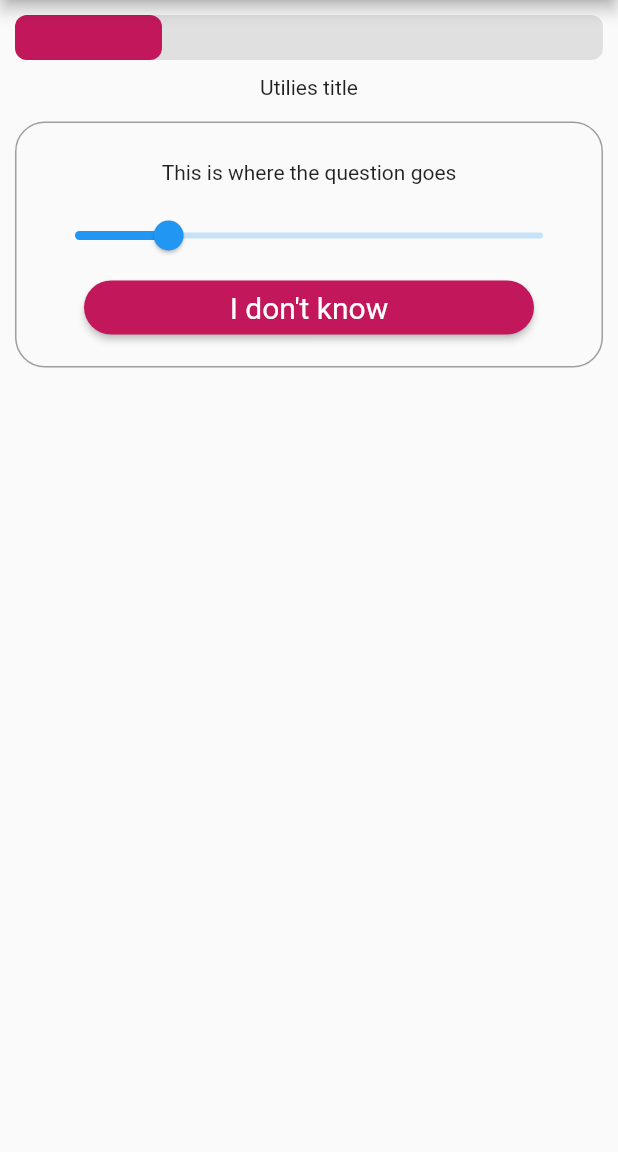
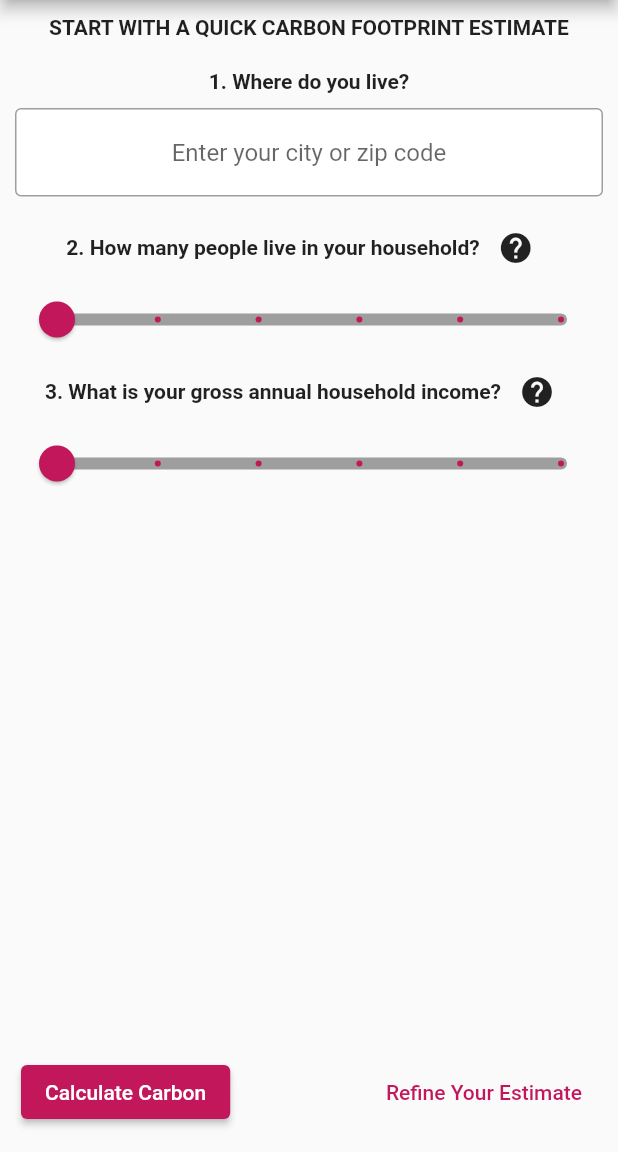
Before and after one commit to moehared/Climate-awareness-V2, a Flutter app: the QuestionaireView screen opened directly, on a phone screen of 412 x 824 dp, the part 84-1236 px from its top. Run offline on Flutter 3.47's test engine with Material 2 defaults, Android fonts, the phone set to English and light mode, and no system bars; drawn by our look-alikes of flutter_animation_progress_bar; our stand-ins replace cloud_firestore, file_picker, firebase_auth, firebase_core, firebase_storage, flutter_pw_validator and 2 more; accounts and stored records are empty; Roboto replaces fonts that are missing (Roboto-).

Commit message:
added quick carbon view

```diff
--- a/app/lib/domain/services/locator.dart
+++ b/app/lib/domain/services/locator.dart
@@ -23,6 +23,7 @@ import 'package:app/domain/viewmodel/questionaire-viewmodel/question-viewmodels/
 import 'package:app/domain/viewmodel/questionaire-viewmodel/question-viewmodels/transportation-viewmodel.dart';
 import 'package:app/domain/viewmodel/questionaire-viewmodel/question-viewmodels/utilities-viewmodel.dart';
 import 'package:app/domain/viewmodel/questionaire-viewmodel/questionaire-viewmodel.dart';
+import 'package:app/domain/viewmodel/quick-carbon-viewmodel/quick-carbon-viewmodel.dart';
 import 'package:app/domain/viewmodel/tab_viewmodel.dart/tab_viewmodel.dart';
 import 'package:app/domain/viewmodel/user-registeration-viewmodel/user_registeration_viewmodel.dart';
 import 'package:cloud_firestore/cloud_firestore.dart';
@@ -81,5 +82,7 @@ void setUpLocatorService() {
       () => TransportationViewModel());
   locator
       .registerFactory<GoodsServicesViewModel>(() => GoodsServicesViewModel());
-  locator.registerFactory<ForgetPassWordViewModel>(() => ForgetPassWordViewModel());
+  locator.registerFactory<ForgetPassWordViewModel>(
+      () => ForgetPassWordViewModel());
+  locator.registerFactory<QuickCarbonViewModel>(() => QuickCarbonViewModel());
 }
--- a/app/lib/domain/viewmodel/questionaire-viewmodel/question-viewmodels/utilities-viewmodel.dart
+++ b/app/lib/domain/viewmodel/questionaire-viewmodel/question-viewmodels/utilities-viewmodel.dart
@@ -1,15 +1,14 @@
 import 'package:app/domain/viewmodel/base_viewmodel/baseview_model.dart';
 
 class UtilitiesViewModel extends BaseViewModel {
+  var _sliderValue = 0.0;
 
+  double get sliderValue => _sliderValue;
 
-  void onSliderChange() {
-
+  void onSliderChange(double value) {
+    _sliderValue = value;
+    notifyListeners();
   }
 
-  void defaultSliderValue() {
-
-  }
-
-
+  void defaultSliderValue() {}
 }
--- a/app/lib/domain/viewmodel/questionaire-viewmodel/questionaire-viewmodel.dart
+++ b/app/lib/domain/viewmodel/questionaire-viewmodel/questionaire-viewmodel.dart
@@ -1,6 +1,8 @@
+import 'package:app/domain/services/locator.dart';
 import 'package:app/domain/viewmodel/base_viewmodel/baseview_model.dart';
 import 'package:app/ui/views/questionaire-view/question-views/food-view.dart';
 import 'package:app/ui/views/questionaire-view/question-views/goods-services-view.dart';
+import 'package:app/ui/views/questionaire-view/question-views/quick-carbon-calculation-view.dart';
 import 'package:app/ui/views/questionaire-view/question-views/transportation-view.dart';
 import 'package:app/ui/views/questionaire-view/question-views/utilities-view.dart';
 import 'package:flutter/material.dart';
@@ -13,6 +15,7 @@ class QuestionaireViewModel extends BaseViewModel {
   int _selectedPage = 0;
 
   final List<Widget> _pages = [
+    QuickCarbonView(),
     UtilitiesView(),
     TransportationView(),
     FoodView(),
@@ -24,7 +27,7 @@ class QuestionaireViewModel extends BaseViewModel {
 // all methods here
 
   void setProgressAnim(int curPageIndex) {
-    _stepAmount = curPageIndex + 1;
+    _stepAmount = curPageIndex == 1 ? 2 : curPageIndex + 1;
     beginWidth = curPageIndex == 0 ? 1.0 : curPageIndex.toDouble();
     endWidth = _stepAmount! * curPageIndex;
     notifyListeners();
@@ -41,8 +44,11 @@ class QuestionaireViewModel extends BaseViewModel {
   void nextQuestionScreen() {
     if (_selectedPage < _pages.length - 1) {
       _selectedPage++;
-      _pageController.animateToPage(_selectedPage,
-          duration: Duration(microseconds: 250), curve: Curves.bounceInOut);
+      _pageController.animateToPage(
+        _selectedPage,
+        duration: Duration(microseconds: 250),
+        curve: Curves.bounceInOut,
+      );
     }
   }
 
--- /dev/null
+++ b/app/lib/domain/viewmodel/quick-carbon-viewmodel/quick-carbon-viewmodel.dart
@@ -0,0 +1,3 @@
+import 'package:app/domain/viewmodel/base_viewmodel/baseview_model.dart';
+
+class QuickCarbonViewModel extends BaseViewModel {}
--- a/app/lib/main.dart
+++ b/app/lib/main.dart
@@ -27,11 +27,12 @@ class MyApp extends StatelessWidget {
           secondary: const Color(0xffc2185b),
         ),
         textTheme: TextTheme(
-          bodyText1: TextStyle(
-            color: Colors.white,
-          ),
-        ),
-
+            bodyText1: TextStyle(
+              color: Colors.white,
+            ),
+            bodyText2: TextStyle(
+              fontFamily: 'Roboto-Bold',
+            )),
       ),
       builder: (ctx, widget) => Navigator(
         onGenerateRoute: (settings) => MaterialPageRoute(
--- a/app/lib/ui/views/forget-password-view/forget-password-view.dart
+++ b/app/lib/ui/views/forget-password-view/forget-password-view.dart
@@ -2,7 +2,7 @@ import 'package:app/common/enums/view_state.dart';
 import 'package:app/common/styles/textfield-form.dart';
 import 'package:app/domain/viewmodel/buildView_modelTemplate.dart/buildView_modelTemplate.dart';
 import 'package:app/domain/viewmodel/forget-password-viewmodel/forget-password-viewmodel.dart';
-import 'package:app/ui/widgets/button-widget/login-sign-button.dart';
+import 'package:app/ui/widgets/button-widget/rounded-long-button.dart';
 import 'package:app/ui/widgets/image-widgets/background_image.dart';
 import 'package:app/ui/widgets/image-widgets/logo_image.dart';
 import 'package:flutter/material.dart';
@@ -42,7 +42,7 @@ class ForgetPasswordView extends StatelessWidget {
                   ),
                 ),
               ),
-              LoginOrSignUpButton(
+              RoundedLongButton(
                 title: 'Reset password',
                 isBusy: model.viewState == ViewState.BUSY,
                 onPress: model.resetPassword,
--- /dev/null
+++ b/app/lib/ui/views/questionaire-view/question-views/quick-carbon-calculation-view.dart
@@ -0,0 +1,87 @@
+import 'package:app/common/styles/textfield-form.dart';
+import 'package:app/domain/viewmodel/buildView_modelTemplate.dart/buildView_modelTemplate.dart';
+import 'package:app/domain/viewmodel/quick-carbon-viewmodel/quick-carbon-viewmodel.dart';
+import 'package:app/ui/widgets/slider-widget/slider_widget.dart';
+import 'package:flutter/material.dart';
+
+class QuickCarbonView extends StatelessWidget {
+  const QuickCarbonView({Key? key}) : super(key: key);
+
+  @override
+  Widget build(BuildContext context) {
+    return BuildViewModel<QuickCarbonViewModel>(
+      builder: (ctx, model, child) => SingleChildScrollView(
+        child: Column(
+          children: [
+            Text(
+              'START WITH A QUICK CARBON FOOTPRINT ESTIMATE',
+              style: Theme.of(context).textTheme.bodyText2,
+            ),
+            const SizedBox(height: 20),
+            Text(
+              '1. Where do you live?',
+              style: Theme.of(context).textTheme.bodyText2,
+            ),
+            const SizedBox(height: 10),
+            TextField(
+              textAlign: TextAlign.center,
+              decoration: kTextFieldform.copyWith(
+                enabledBorder: OutlineInputBorder(
+                  borderSide: BorderSide(color: Colors.grey, width: 1),
+                ),
+                hintText: 'Enter your city or zip code',
+              ),
+            ),
+            const SizedBox(height: 10),
+            RowAndTitleWidget(
+              label: '2. How many people live in your household?',
+              helpButton: () {},
+            ),
+            SliderWidget(
+              value: 0,
+              onChange: (_) {},
+              step: 5,
+              max: 5,
+              label: '',
+            ),
+            RowAndTitleWidget(
+              label: '3. What is your gross annual household income?',
+              helpButton: () {},
+            ),
+            SliderWidget(
+              value: 0,
+              onChange: (_) {},
+              step: 5,
+              max: 5,
+              label: '',
+            ),
+          ],
+        ),
+      ),
+    );
+  }
+}
+
+class RowAndTitleWidget extends StatelessWidget {
+  const RowAndTitleWidget({
+    required this.label,
+    required this.helpButton,
+    Key? key,
+  }) : super(key: key);
+  final String label;
+  final Function() helpButton;
+  @override
+  Widget build(BuildContext context) {
+    return Row(
+      mainAxisAlignment: MainAxisAlignment.center,
+      children: [
+        Text(
+          label,
+          textAlign: TextAlign.center,
+          style: Theme.of(context).textTheme.bodyText2,
+        ),
+        IconButton(onPressed: helpButton, icon: Icon(Icons.help))
+      ],
+    );
+  }
+}
--- a/app/lib/ui/views/questionaire-view/question-views/utilities-view.dart
+++ b/app/lib/ui/views/questionaire-view/question-views/utilities-view.dart
@@ -22,9 +22,10 @@ class UtilitiesView extends StatelessWidget {
             ),
             const SizedBox(height: 15),
             ReusableQuetionCard(
+              label: model.sliderValue.toString(),
               defaultBtn: () {},
-              onSliderChange: (_) {},
-              value: 2,
+              onSliderChange: (value) => model.onSliderChange(value),
+              value: model.sliderValue,
               questionTitle: 'This is where the question goes',
             ),
           ],
--- a/app/lib/ui/views/questionaire-view/questionaire-view.dart
+++ b/app/lib/ui/views/questionaire-view/questionaire-view.dart
@@ -26,7 +26,7 @@ class QuestionaireView extends StatelessWidget {
             Padding(
               padding: const EdgeInsets.all(10.0),
               child: PageView(
-                physics: BouncingScrollPhysics(),
+                physics: NeverScrollableScrollPhysics(),
                 controller: model.pageController,
                 onPageChanged: (i) {
                   model.setSelectedPageIndex = i;
@@ -39,14 +39,46 @@ class QuestionaireView extends StatelessWidget {
             ),
             Padding(
               padding: const EdgeInsets.all(10.0),
-              child: FAProgressBar(
-                maxValue: model.totalPages,
-                currentValue: model.growthStep.toInt(),
-                progressColor: Theme.of(context).colorScheme.secondary,
-                backgroundColor: Colors.grey.shade300,
+              child: Visibility(
+                visible: model.selectedPage != 0,
+                child: FAProgressBar(
+                  maxValue: model.totalPages,
+                  currentValue: model.growthStep.toInt(),
+                  progressColor: Theme.of(context).colorScheme.secondary,
+                  backgroundColor: Colors.grey.shade300,
+                ),
               ),
             ),
           ],
+        ),
+        floatingActionButton: Visibility(
+          visible: model.selectedPage == 0,
+          child: Padding(
+            padding: const EdgeInsets.only(left: 30.0),
+            child: Row(
+              mainAxisAlignment: MainAxisAlignment.spaceBetween,
+              children: [
+                ElevatedButton(
+                  style: ElevatedButton.styleFrom(
+                    tapTargetSize: MaterialTapTargetSize.padded,
+                    primary: Theme.of(context).colorScheme.secondary,
+                  ),
+                  onPressed: () {},
+                  child: Text('Calculate Carbon'),
+                ),
+                TextButton(
+                  style: TextButton.styleFrom(
+                    tapTargetSize: MaterialTapTargetSize.padded,
+                    primary: Theme.of(context).colorScheme.secondary,
+                  ),
+                  onPressed: () {
+                    model.nextQuestionScreen();
+                  },
+                  child: Text('Refine Your Estimate'),
+                )
+              ],
+            ),
+          ),
         ),
       ),
     );
--- a/app/lib/ui/views/user-registeration-view/user_registeration_view.dart
+++ b/app/lib/ui/views/user-registeration-view/user_registeration_view.dart
@@ -5,7 +5,7 @@ import 'package:app/domain/viewmodel/buildView_modelTemplate.dart/buildView_mode
 import 'package:app/domain/viewmodel/user-registeration-viewmodel/user_registeration_viewmodel.dart';
 import 'package:app/ui/widgets/button-widget/create-account-button.dart';
 import 'package:app/ui/widgets/button-widget/forget-password-button.dart';
-import 'package:app/ui/widgets/button-widget/login-sign-button.dart';
+import 'package:app/ui/widgets/button-widget/rounded-long-button.dart';
 import 'package:app/ui/widgets/form/create-form.dart';
 import 'package:app/ui/widgets/image-widgets/background_image.dart';
 import 'package:app/ui/widgets/image-widgets/logo_image.dart';
@@ -42,7 +42,7 @@ class UserRegisterationFormView extends StatelessWidget {
                     model: model,
                   ),
                   const SizedBox(height: 10),
-                  LoginOrSignUpButton(
+                  RoundedLongButton(
                     title: model.authMode == AuthMode.LOGIN
                         ? "Sign In"
                         : "Sign Up",
--- a/app/lib/ui/widgets/button-widget/login-sign-button.dart
+++ b/app/lib/ui/widgets/button-widget/rounded-long-button.dart
@@ -1,10 +1,8 @@
-import 'package:app/common/enums/view_state.dart';
-import 'package:app/domain/viewmodel/user-registeration-viewmodel/user_registeration_viewmodel.dart';
 import 'package:flutter/material.dart';
 
 // ignore_for_file: file_names
-class LoginOrSignUpButton extends StatelessWidget {
-  const LoginOrSignUpButton({
+class RoundedLongButton extends StatelessWidget {
+  const RoundedLongButton({
     Key? key,
     required this.title,
     required this.onPress,
@@ -30,8 +28,8 @@ class LoginOrSignUpButton extends StatelessWidget {
           ),
         ),
         onPressed: onPress,
-        child: isBusy?
-            CircularProgressIndicator()
+        child: isBusy
+            ? CircularProgressIndicator()
             : Text(
                 title,
                 textAlign: TextAlign.center,
--- a/app/lib/ui/widgets/reusable-widget/reusable_question_card.dart
+++ b/app/lib/ui/widgets/reusable-widget/reusable_question_card.dart
@@ -1,4 +1,5 @@
-import 'package:app/ui/widgets/button-widget/login-sign-button.dart';
+import 'package:app/ui/widgets/button-widget/rounded-long-button.dart';
+import 'package:app/ui/widgets/slider-widget/slider_widget.dart';
 import 'package:flutter/material.dart';
 
 class ReusableQuetionCard extends StatelessWidget {
@@ -8,11 +9,17 @@ class ReusableQuetionCard extends StatelessWidget {
     required this.questionTitle,
     required this.onSliderChange,
     required this.value,
+    required this.label,
+    this.max = 10,
+    this.step = 5,
   }) : super(key: key);
   final String questionTitle;
   final Function() defaultBtn;
   final Function(double) onSliderChange;
   final double value;
+  final String label;
+  final double max;
+  final int step;
   @override
   Widget build(BuildContext context) {
     return Container(
@@ -32,12 +39,14 @@ class ReusableQuetionCard extends StatelessWidget {
             padding: const EdgeInsets.all(10.0),
             child: Text(questionTitle),
           ),
-          Slider.adaptive(
+          SliderWidget(
             value: value,
-            onChanged: onSliderChange,
-            max: 10,
+            onChange: onSliderChange,
+            label: label,
+            max: max,
+            step: step,
           ),
-          LoginOrSignUpButton(
+          RoundedLongButton(
             title: "I don't know",
             onPress: defaultBtn,
           ),
--- /dev/null
+++ b/app/lib/ui/widgets/slider-widget/slider_widget.dart
@@ -0,0 +1,44 @@
+import 'package:flutter/material.dart';
+
+class SliderWidget extends StatelessWidget {
+  const SliderWidget(
+      {Key? key,
+      required this.value,
+      required this.onChange,
+      required this.step,
+      required this.max,
+      required this.label})
+      : super(key: key);
+  final double value;
+  final Function(double) onChange;
+  final int step;
+  final double max;
+  final String label;
+  @override
+  Widget build(BuildContext context) {
+    return SliderTheme(
+      data: SliderThemeData(
+        trackHeight: 8,
+        valueIndicatorShape: PaddleSliderValueIndicatorShape(),
+        thumbShape: RoundSliderThumbShape(
+          enabledThumbRadius: 12,
+        ),
+        rangeTickMarkShape: RoundRangeSliderTickMarkShape(
+          tickMarkRadius: 1 / 6,
+        ),
+        valueIndicatorTextStyle: TextStyle(
+          fontSize: 20,
+        ),
+      ),
+      child: Slider.adaptive(
+        divisions: step,
+        label: label,
+        activeColor: Theme.of(context).colorScheme.secondary,
+        inactiveColor: Colors.grey,
+        value: value,
+        onChanged: onChange,
+        max: max,
+      ),
+    );
+  }
+}
```
Also changed, not shown: 2 other files. Lines whose indentation alone changed are shown as unchanged.
